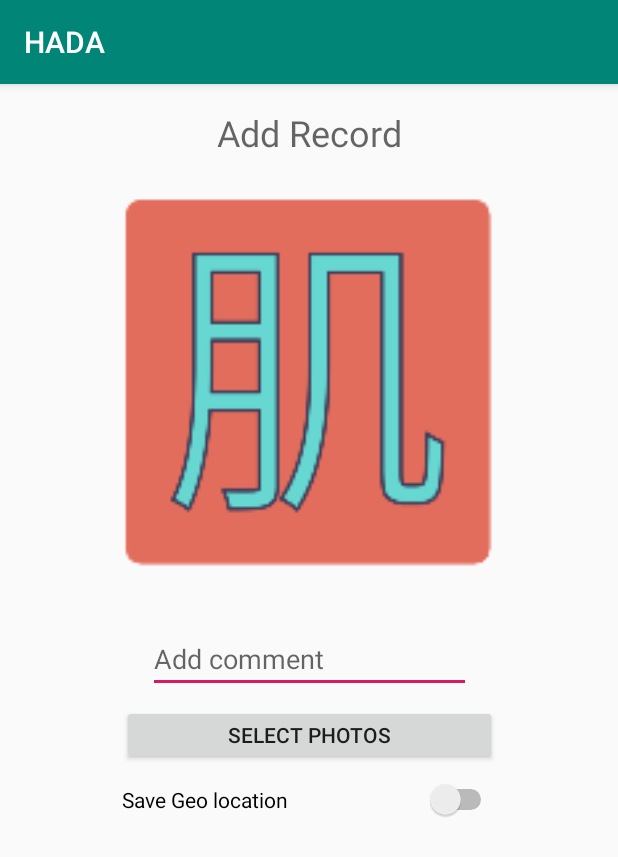
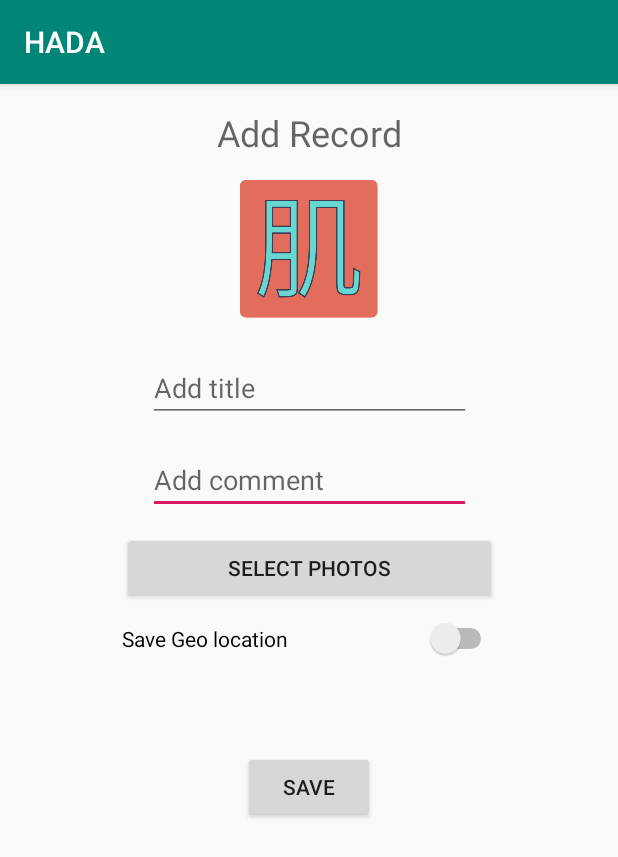
Before and after one commit to CMPUT301F18T19/HADA, an Android app: the AddRecordActivity screen opened directly, with no data from a screen before it, on a phone screen of 412 x 824 dp. Shown: the top 857 px of the screen. Run offline under Robolectric (Android 15) with nearby library versions, the phone set to English and light mode, and no system bars; libraries missing offline, so code that uses them is left out: pub.devrel.easypermissions; 1 statement that could not run was skipped.

Commit message:
WIP versions of AddProblemActivity and AddRecordActivity

```diff
--- a/app/build.gradle
+++ b/app/build.gradle
@@ -24,6 +24,8 @@ dependencies {
     implementation 'com.android.support.constraint:constraint-layout:1.1.3'
     implementation 'com.android.support:design:28.0.0'
     implementation files('src/include/jest-droid-2.0.1-SNAPSHOT.jar')
+    implementation "com.google.android.gms:play-services-location:15.0.1"
+    implementation 'pub.devrel:easypermissions:2.0.0'
     testImplementation 'junit:junit:4.12'
     androidTestImplementation 'com.android.support.test:runner:1.0.2'
     androidTestImplementation 'com.android.support.test.espresso:espresso-core:3.0.2'
--- a/app/src/main/java/ca/ualberta/cs/cmput301f18t19/hada/hada/model/Problem.java
+++ b/app/src/main/java/ca/ualberta/cs/cmput301f18t19/hada/hada/model/Problem.java
@@ -10,6 +10,8 @@
  */
 
 package ca.ualberta.cs.cmput301f18t19.hada.hada.model;
+
+import android.util.Log;
 
 import java.time.LocalDateTime;
 import java.util.ArrayList;
--- a/app/src/main/java/ca/ualberta/cs/cmput301f18t19/hada/hada/model/ProblemController.java
+++ b/app/src/main/java/ca/ualberta/cs/cmput301f18t19/hada/hada/model/ProblemController.java
@@ -20,13 +20,10 @@ import ca.ualberta.cs.cmput301f18t19.hada.hada.utility.Listener;
  * @version 0.1
  */
 public class ProblemController {
-
     private ArrayList<Problem> problemList;
     private ArrayList<Listener> listeners;
 
-    ProblemController() {
-        this.problemList = new ArrayList<Problem>();
-    }
+    ProblemController(){this.problemList = new ArrayList<Problem>();}
 
     public Problem getProblem(int index) {
         return problemList.get(index);
--- a/app/src/main/java/ca/ualberta/cs/cmput301f18t19/hada/hada/model/Record.java
+++ b/app/src/main/java/ca/ualberta/cs/cmput301f18t19/hada/hada/model/Record.java
@@ -18,11 +18,11 @@ public class Record{
     private ArrayList<Integer> bodyLocation;
 
 
-    Record() {
+    public Record() {
         this.timestamp = LocalDateTime.now();
     }
 
-    Record(LocalDateTime timestamp) {
+    public Record(LocalDateTime timestamp) {
         this.timestamp = timestamp;
     }
 
--- a/app/src/main/java/ca/ualberta/cs/cmput301f18t19/hada/hada/ui/AddProblemActivity.java
+++ b/app/src/main/java/ca/ualberta/cs/cmput301f18t19/hada/hada/ui/AddProblemActivity.java
@@ -21,6 +21,7 @@ import java.util.Calendar;
 import java.util.Date;
 
 import ca.ualberta.cs.cmput301f18t19.hada.hada.R;
+import ca.ualberta.cs.cmput301f18t19.hada.hada.model.ESUserManager;
 import ca.ualberta.cs.cmput301f18t19.hada.hada.model.LoggedInSingleton;
 import ca.ualberta.cs.cmput301f18t19.hada.hada.model.Patient;
 import ca.ualberta.cs.cmput301f18t19.hada.hada.model.UserController;
@@ -153,17 +154,18 @@ public class AddProblemActivity extends AppCompatActivity {
                 String title = addProblemTitle.getText().toString();
                 String dateString = addProblemDate.getText().toString();
                 LocalDateTime date = LocalDateTime.parse(dateString, formatter);
+                Log.d("debug", "LocalDateTime is"+ date);
                 String description = addProblemDescription.getText().toString();
                 if(description.equals("")| title.equals("")){
                     Toast.makeText(AddProblemActivity.this, "Please enter a description and title.", Toast.LENGTH_SHORT).show();
                 }
                 else {
                     Problem problem = new Problem(title, date, description);
-                    Toast.makeText(AddProblemActivity.this, "Problem saved!", Toast.LENGTH_SHORT).show();
                     Log.d(TAG, "title = " + title);
                     Log.d(TAG, "date = " + date);
                     Log.d(TAG, "description = " + description);
                     userController.addProblem(problem);
+                    Toast.makeText(AddProblemActivity.this, "Problem saved!", Toast.LENGTH_SHORT).show();
                     finish();
                 }
             }
--- a/app/src/main/res/layout/activity_add_record.xml
+++ b/app/src/main/res/layout/activity_add_record.xml
@@ -7,30 +7,49 @@
     tools:context=".ui.AddRecordActivity">
 
     <EditText
-        android:id="@+id/recordComment"
+        android:id="@+id/addRecordActivityComment"
         android:layout_width="215dp"
-        android:layout_height="40dp"
-        android:layout_marginTop="24dp"
+        android:layout_height="0dp"
+        android:layout_marginEnd="8dp"
+        android:layout_marginStart="8dp"
+        android:layout_marginTop="16dp"
         android:ems="10"
         android:hint="@string/add_comment"
         android:inputType="text|textPersonName"
         android:singleLine="false"
         app:layout_constraintEnd_toEndOf="parent"
+        app:layout_constraintHorizontal_bias="0.503"
         app:layout_constraintStart_toStartOf="parent"
-        app:layout_constraintTop_toBottomOf="@+id/recordPhoto" />
+        app:layout_constraintTop_toBottomOf="@+id/addRecordActivityTitle" />
+
+    <EditText
+        android:id="@+id/addRecordActivityTitle"
+        android:layout_width="215dp"
+        android:layout_height="0dp"
+        android:layout_marginEnd="8dp"
+        android:layout_marginStart="8dp"
+        android:layout_marginTop="16dp"
+        android:ems="10"
+        android:hint="@string/add_title"
+        android:inputType="text|textPersonName"
+        android:singleLine="false"
+        app:layout_constraintEnd_toEndOf="parent"
+        app:layout_constraintHorizontal_bias="0.503"
+        app:layout_constraintStart_toStartOf="parent"
+        app:layout_constraintTop_toBottomOf="@+id/addRecordActivityImagePreview" />
 
     <Button
-        android:id="@+id/selectRecordPhotos"
+        android:id="@+id/addRecordActivitySelectRecordPhotos"
         android:layout_width="250dp"
-        android:layout_height="40dp"
-        android:layout_marginTop="8dp"
+        android:layout_height="0dp"
+        android:layout_marginTop="12dp"
         android:text="@string/select_photos"
         app:layout_constraintEnd_toEndOf="parent"
         app:layout_constraintStart_toStartOf="parent"
-        app:layout_constraintTop_toBottomOf="@+id/recordComment" />
+        app:layout_constraintTop_toBottomOf="@+id/addRecordActivityComment" />
 
     <Switch
-        android:id="@+id/geoLocationSwitch"
+        android:id="@+id/addRecordActivityGeoLocationSwitch"
         android:layout_width="250dp"
         android:layout_height="30dp"
         android:layout_marginTop="8dp"
@@ -38,30 +57,43 @@
         android:text="@string/save_geo_location"
         app:layout_constraintEnd_toEndOf="parent"
         app:layout_constraintStart_toStartOf="parent"
-        app:layout_constraintTop_toBottomOf="@+id/selectRecordPhotos" />
+        app:layout_constraintTop_toBottomOf="@+id/addRecordActivitySelectRecordPhotos" />
 
     <ImageView
-        android:id="@+id/recordPhoto"
-        android:layout_width="286dp"
-        android:layout_height="286dp"
+        android:id="@+id/addRecordActivityImagePreview"
+        android:layout_width="240dp"
+        android:layout_height="0dp"
         android:layout_marginTop="8dp"
         android:contentDescription="@string/record_photo"
         app:layout_constraintEnd_toEndOf="parent"
-        app:layout_constraintHorizontal_bias="0.496"
         app:layout_constraintStart_toStartOf="parent"
-        app:layout_constraintTop_toBottomOf="@+id/textView2"
+        app:layout_constraintTop_toBottomOf="@+id/addRecordActivityNavigationTitle"
         app:srcCompat="@mipmap/ic_launcher_foreground" />
 
     <TextView
-        android:id="@+id/textView2"
+        android:id="@+id/addRecordActivityNavigationTitle"
         android:layout_width="334dp"
         android:layout_height="32dp"
         android:layout_marginTop="16dp"
         android:gravity="center_horizontal"
-        android:text="Add Record"
+        android:text="@string/AddRecordActivity_navigation_title"
         android:textAppearance="@style/TextAppearance.AppCompat.Caption"
         android:textSize="24sp"
         app:layout_constraintEnd_toEndOf="parent"
         app:layout_constraintStart_toStartOf="parent"
         app:layout_constraintTop_toTopOf="parent" />
+
+    <Button
+        android:id="@+id/addRecordActivitySaveButton"
+        android:layout_width="wrap_content"
+        android:layout_height="wrap_content"
+        android:layout_marginBottom="16dp"
+        android:layout_marginTop="8dp"
+        android:text="@string/generic_save"
+        app:layout_constraintBottom_toBottomOf="parent"
+        app:layout_constraintEnd_toEndOf="parent"
+        app:layout_constraintStart_toStartOf="parent"
+        app:layout_constraintTop_toBottomOf="@+id/addRecordActivityGeoLocationSwitch"
+        app:layout_constraintVertical_bias="0.166" />
+
 </android.support.constraint.ConstraintLayout>
--- a/app/src/main/res/values/strings.xml
+++ b/app/src/main/res/values/strings.xml
@@ -36,6 +36,7 @@
     <string name="add_rem_photos">Add/Remove Photos</string>
     <string name="edit_comment">Edit Comment</string>
     <string name="enter_username">Username</string>
+    <string name="add_title">Add title</string>
 
     <!-- ProblemListActivity Layout-->
     <string name="problem_list_username">PATIENT USERNAME</string>
@@ -68,4 +69,7 @@
     <string name="NewUserActivity_UserIdSpaces">User ID cannot contain spaces.</string>
     <string name="NewUserActivity_PatientSaved">Patient saved!</string>
     <string name="NewUserActivity_CareProviderSaved">Care Provider saved!</string>
+
+    <!-- AddRecordActivity Layout -->
+    <string name="AddRecordActivity_navigation_title">Add Record</string>
 </resources>
```
Also changed, not shown: app/src/main/AndroidManifest.xml (+8 -0 lines), app/src/main/java/ca/ualberta/cs/cmput301f18t19/hada/hada/model/UserController.java (+17 -0 lines), app/src/main/java/ca/ualberta/cs/cmput301f18t19/hada/hada/ui/AddRecordActivity.java (+84 -5 lines).
